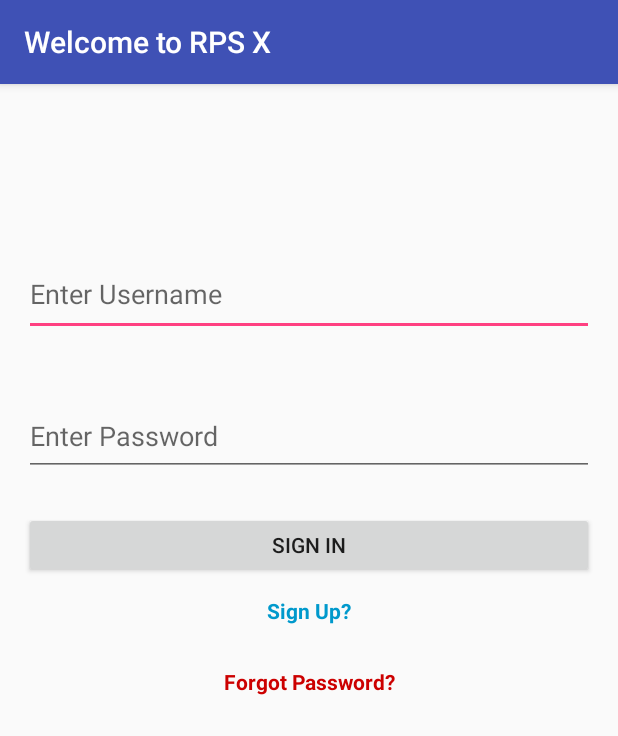
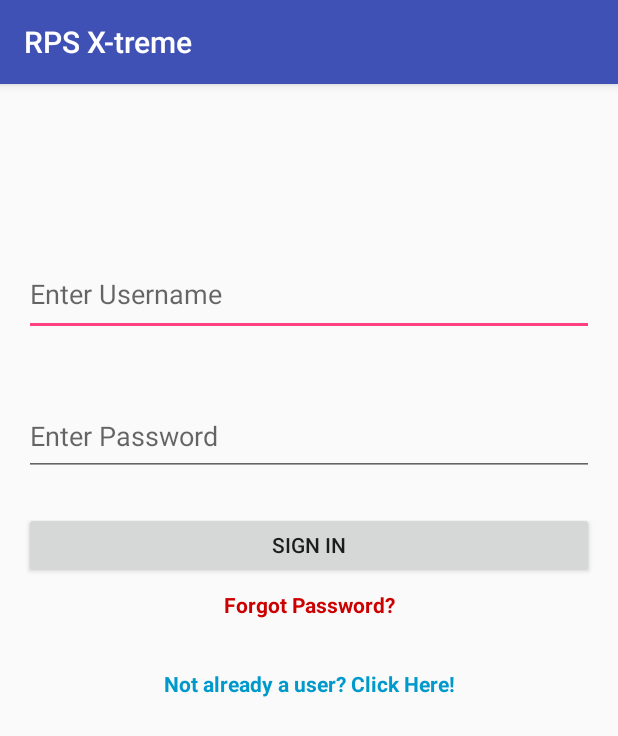
Before and after one commit to suvratjain-git/RPSx-COP_4331C, an Android app: the screen it shows after launch (MainActivity), on a phone screen of 412 x 824 dp. Shown: the top 736 px of the screen. Run offline under Robolectric (Android 15) with nearby library versions, the light colour scheme and no system bars.

Commit message:
new pages added

```diff
--- a/MobileApp/app/src/main/java/com/example/suvratjain/firstapp/ForgotPassword.java
+++ b/MobileApp/app/src/main/java/com/example/suvratjain/firstapp/ForgotPassword.java
@@ -3,6 +3,7 @@ package com.example.suvratjain.firstapp;
 import android.support.v7.app.AppCompatActivity;
 import android.os.Bundle;
 import android.view.View;
+import android.view.WindowManager;
 
 public class ForgotPassword extends AppCompatActivity {
 
@@ -10,6 +11,8 @@ public class ForgotPassword extends AppCompatActivity {
     protected void onCreate(Bundle savedInstanceState) {
         super.onCreate(savedInstanceState);
         setContentView(R.layout.activity_forgot_password);
+        this.getWindow().setSoftInputMode(WindowManager.LayoutParams.SOFT_INPUT_STATE_ALWAYS_HIDDEN);
+
     }
 
     //return to main activity
--- a/MobileApp/app/src/main/java/com/example/suvratjain/firstapp/MainActivity.java
+++ b/MobileApp/app/src/main/java/com/example/suvratjain/firstapp/MainActivity.java
@@ -4,25 +4,37 @@ import android.content.Intent;
 import android.support.v7.app.AppCompatActivity;
 import android.os.Bundle;
 import android.view.View;
+import android.view.WindowManager;
 import android.widget.EditText;
 import android.widget.TextView;
 import android.graphics.Paint;
 
 public class MainActivity extends AppCompatActivity {
 
-    public static final String dummyUsername = "group6";
+    public static final String dummyUsername = "test";
     public static final String dummypassword = "test";
 
     private EditText usernameValue;
     private EditText passwordValue;
     private String usernameFieldValue;
     private String passwordFieldValue;
+    private TextView signUpButton;
+    private TextView forgotPasswordTextView;
 
 
     @Override
     protected void onCreate(Bundle savedInstanceState) {
         super.onCreate(savedInstanceState);
         setContentView(R.layout.activity_main);
+
+        this.getWindow().setSoftInputMode(WindowManager.LayoutParams.SOFT_INPUT_STATE_ALWAYS_HIDDEN);
+
+
+        signUpButton = findViewById(R.id.SignUpLink);
+        forgotPasswordTextView = findViewById(R.id.ForgotPasswordLink);
+
+        signUpButton.setPaintFlags(signUpButton.getPaintFlags() & ~Paint.UNDERLINE_TEXT_FLAG);
+        forgotPasswordTextView.setPaintFlags(forgotPasswordTextView.getPaintFlags() & ~Paint.UNDERLINE_TEXT_FLAG);
     }
 
     /* Called when the user taps the Sign-in button */
@@ -58,7 +70,7 @@ public class MainActivity extends AppCompatActivity {
 
     public void openSignUpPage(View view) {
 
-        TextView signUpButton = findViewById(R.id.SignUpLink);
+
         signUpButton.setPaintFlags(signUpButton.getPaintFlags() | Paint.UNDERLINE_TEXT_FLAG);
 
         Intent menu = new Intent(this, SignUp.class);
@@ -66,6 +78,10 @@ public class MainActivity extends AppCompatActivity {
     }
 
     public void openForGotPasswordPage(View view) {
+
+
+        forgotPasswordTextView.setPaintFlags(forgotPasswordTextView.getPaintFlags() | Paint.UNDERLINE_TEXT_FLAG);
+
         Intent i = new Intent(this, ForgotPassword.class);
         startActivity(i);
     }
--- a/MobileApp/app/src/main/java/com/example/suvratjain/firstapp/SignUp.java
+++ b/MobileApp/app/src/main/java/com/example/suvratjain/firstapp/SignUp.java
@@ -4,6 +4,7 @@ package com.example.suvratjain.firstapp;
 import android.support.v7.app.AppCompatActivity;
 import android.os.Bundle;
 import android.view.View;
+import android.view.WindowManager;
 import android.widget.TextView;
 import android.graphics.Paint;
 import android.widget.Toast;
@@ -14,6 +15,8 @@ public class SignUp extends AppCompatActivity {
     protected void onCreate(Bundle savedInstanceState) {
         super.onCreate(savedInstanceState);
         setContentView(R.layout.activity_sign_up);
+        this.getWindow().setSoftInputMode(WindowManager.LayoutParams.SOFT_INPUT_STATE_ALWAYS_HIDDEN);
+
     }
 
     //add entry to database
--- a/MobileApp/app/src/main/res/layout/activity_main.xml
+++ b/MobileApp/app/src/main/res/layout/activity_main.xml
@@ -76,9 +76,34 @@
                 app:layout_constraintTop_toBottomOf="@+id/passwordField" />
 
             <TextView
+                android:id="@+id/ForgotPasswordLink"
+                android:layout_width="match_parent"
+                android:layout_height="wrap_content"
+                android:layout_marginBottom="8dp"
+                android:layout_marginEnd="8dp"
+                android:layout_marginLeft="8dp"
+                android:layout_marginRight="8dp"
+                android:layout_marginStart="8dp"
+                android:layout_marginTop="8dp"
+                android:clickable="true"
+                android:focusable="true"
+                android:gravity="center"
+                android:onClick="openForGotPasswordPage"
+                android:text="@string/forgot_password_text_link"
+                android:textAllCaps="false"
+                android:textColor="@android:color/holo_red_dark"
+                android:textStyle="bold"
+                app:layout_constraintBottom_toBottomOf="parent"
+                app:layout_constraintEnd_toEndOf="parent"
+                app:layout_constraintHorizontal_bias="0.0"
+                app:layout_constraintStart_toStartOf="parent"
+                app:layout_constraintTop_toBottomOf="@+id/SignUpLink"
+                app:layout_constraintVertical_bias="0.441" />
+
+            <TextView
                 android:id="@+id/SignUpLink"
                 android:layout_width="match_parent"
-                android:layout_height="27dp"
+                android:layout_height="54dp"
                 android:layout_marginBottom="8dp"
                 android:layout_marginEnd="8dp"
                 android:layout_marginLeft="8dp"
@@ -102,31 +127,6 @@
                 app:layout_constraintTop_toTopOf="@+id/scrollView2"
                 app:layout_constraintVertical_bias="0.713" />
 
-            <TextView
-                android:id="@+id/ForgotPasswordLink"
-                android:layout_width="match_parent"
-                android:layout_height="35dp"
-                android:layout_marginBottom="8dp"
-                android:layout_marginEnd="8dp"
-                android:layout_marginLeft="8dp"
-                android:layout_marginRight="8dp"
-                android:layout_marginStart="8dp"
-                android:layout_marginTop="8dp"
-                android:clickable="true"
-                android:focusable="true"
-                android:gravity="center"
-                android:onClick="openForGotPasswordPage"
-                android:text="@string/forgot_password_text_link"
-                android:textAllCaps="false"
-                android:textColor="@android:color/holo_red_dark"
-                android:textStyle="bold"
-                app:layout_constraintBottom_toBottomOf="parent"
-                app:layout_constraintEnd_toEndOf="parent"
-                app:layout_constraintHorizontal_bias="0.0"
-                app:layout_constraintStart_toStartOf="parent"
-                app:layout_constraintTop_toBottomOf="@+id/SignUpLink"
-                app:layout_constraintVertical_bias="0.441" />
-
         </LinearLayout>
     </ScrollView>
 
--- a/MobileApp/app/src/main/res/values/strings.xml
+++ b/MobileApp/app/src/main/res/values/strings.xml
@@ -4,14 +4,14 @@
     <string name="enter_username">Enter Username</string>
     <string name="enter_password">Enter Password</string>
     <string name="sign_in">Sign in</string>
-    <string name="sign_up_text_link">Sign Up?</string>
+    <string name="sign_up_text_link">Not already a user? Click Here!</string>
     <string name="forgot_password_text_link">Forgot Password?</string>
 
     <!-- Signup.java Class Strings -->
     <string name="firstname">Enter First Name</string>
     <string name="lastname">Enter Last Name</string>
     <string name="username">Enter Username</string>
-    <string name="displayname">Enter Display Name</string>
+    <string name="displayname">Enter GamerID</string>
     <string name="password">Enter Password</string>
     <string name="confirm_password">Confirm Password</string>
     <string name="SignUp_Button">Sign Up</string>
```
Also changed, not shown: MobileApp/app/src/main/AndroidManifest.xml (+14 -4 lines), MobileApp/app/src/main/java/com/example/suvratjain/firstapp/ExistingSession.java (added, +13 -0 lines), MobileApp/app/src/main/java/com/example/suvratjain/firstapp/Menu.java (+15 -9 lines), MobileApp/app/src/main/java/com/example/suvratjain/firstapp/NewSession.java (added, +13 -0 lines), MobileApp/app/src/main/res/layout/activity_existing_session.xml (added, +9 -0 lines), MobileApp/app/src/main/res/layout/activity_new_session.xml (added, +9 -0 lines).
